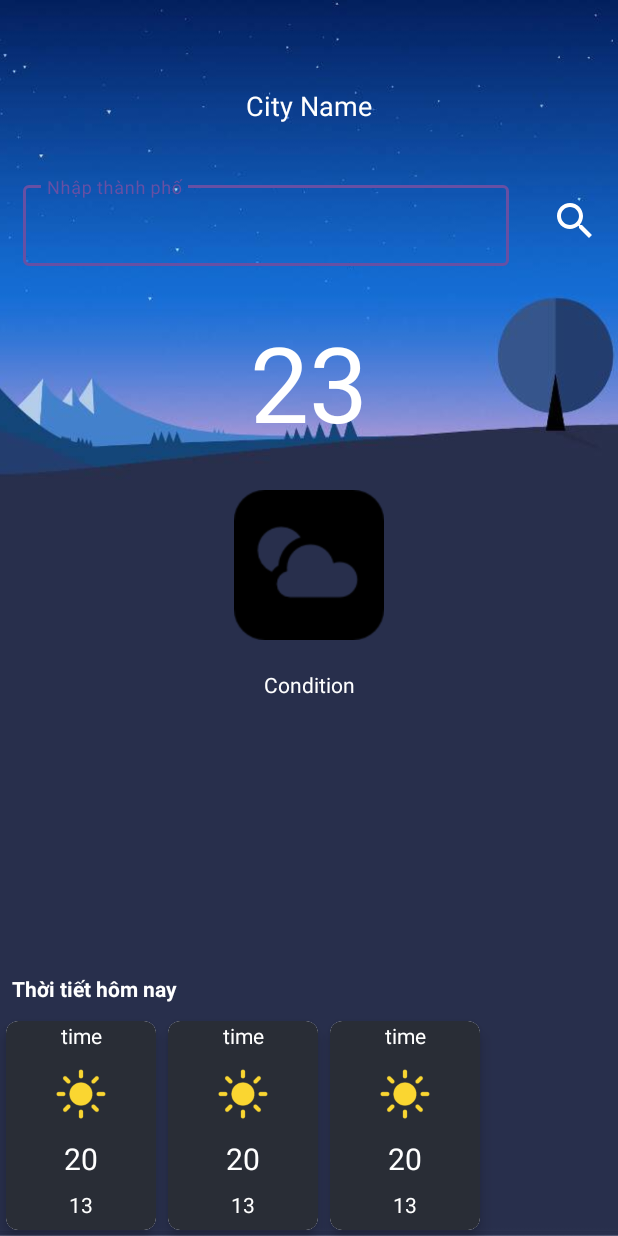
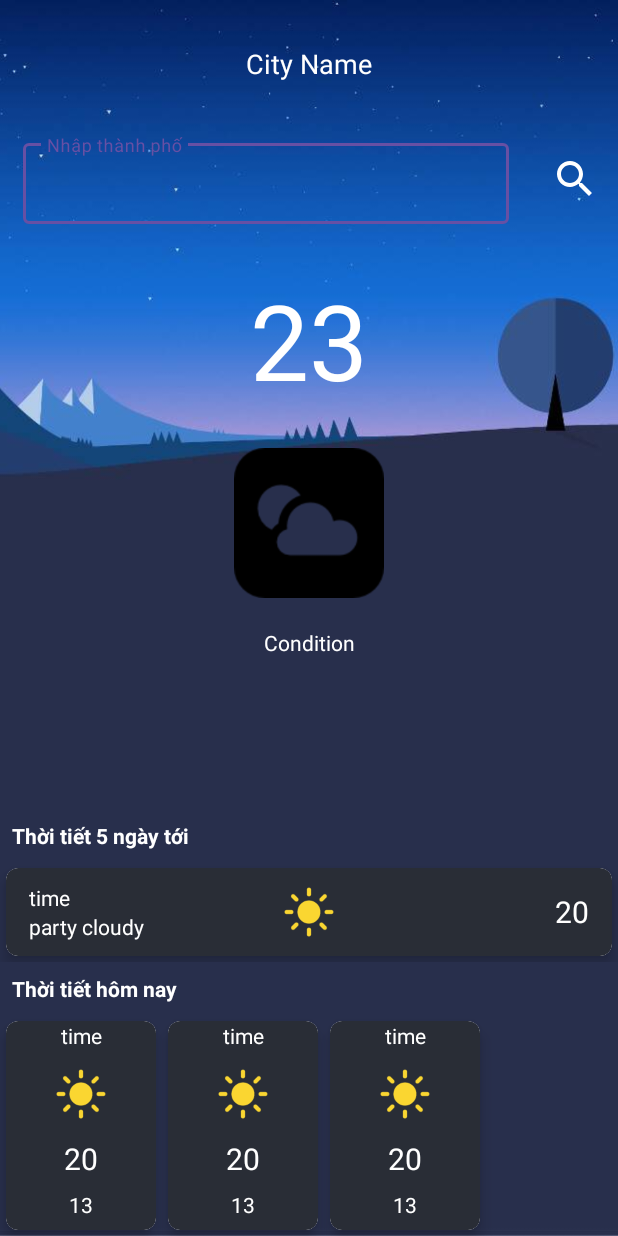
Before and after one commit to snuzj/weatherApp, an Android app: the layout activity_main.xml on its own in the app's theme, with its tools: preview values and no code run, on a phone screen of 412 x 824 dp. Run offline under Robolectric (Android 15) with nearby library versions, the phone set to English and light mode, and no system bars; network calls fail.

Commit message:
update Future Weather

```diff
--- a/app/src/main/java/com/snuzj/weatherapp/WeatherRVModel.java
+++ b/app/src/main/java/com/snuzj/weatherapp/WeatherRVModel.java
@@ -5,6 +5,11 @@ public class WeatherRVModel {
     private String temperature;
     private String icon;
     private String windSpeed;
+
+    public void setWindSpeed(String windSpeed) {
+        this.windSpeed = windSpeed;
+    }
+
 
     public WeatherRVModel(String time, String temperature, String icon, String windSpeed) {
         this.time = time;
--- /dev/null
+++ b/app/src/main/res/drawable/ic_tabs.xml
@@ -0,0 +1,5 @@
+<vector android:height="24dp" android:tint="#000000"
+    android:viewportHeight="24" android:viewportWidth="24"
+    android:width="24dp" xmlns:android="http://schemas.android.com/apk/res/android">
+    <path android:fillColor="@android:color/white" android:pathData="M21,8H3V4h18V8zM21,10H3v4h18V10zM21,16H3v4h18V16z"/>
+</vector>
--- a/app/src/main/res/layout/activity_main.xml
+++ b/app/src/main/res/layout/activity_main.xml
@@ -34,7 +34,7 @@
             android:textAlignment="center"
             android:gravity="center"
             android:textColor="@color/white"
-            android:layout_marginTop="38dp"
+            android:layout_marginTop="10dp"
             android:padding="20dp"
             android:textSize="18sp" />
 
@@ -75,10 +75,9 @@
                 android:layout_weight="0.5"
                 android:layout_margin="10dp"
                 android:background="@android:color/transparent"
-                android:src="@drawable/ic_search"
-                />
+                android:src="@drawable/ic_search" />
+        </LinearLayout>
 
-        </LinearLayout>
 
         <TextView
             android:layout_width="match_parent"
@@ -102,15 +101,18 @@
             android:src="@drawable/icon" />
 
         <TextView
+            android:id="@+id/conditionTv"
             android:layout_width="match_parent"
             android:layout_height="wrap_content"
-            android:id="@+id/conditionTv"
+            android:layout_below="@id/iconIv"
+            android:layout_marginStart="10dp"
+            android:layout_marginTop="10dp"
+            android:layout_marginEnd="10dp"
+            android:layout_marginBottom="10dp"
             android:gravity="center"
-            android:layout_below="@id/iconIv"
+            android:text="Condition"
             android:textAlignment="center"
-            android:textColor="@color/white"
-            android:text="Condition"
-            android:layout_margin="10dp" />
+            android:textColor="@color/white" />
 
         <TextView
             android:id="@+id/todayWeatherTv"
@@ -132,6 +134,26 @@
             app:layoutManager="androidx.recyclerview.widget.LinearLayoutManager"
             tools:listitem="@layout/weather_rv_item"/>
 
+        <TextView
+            android:id="@+id/futureWeatherTv"
+            android:layout_width="match_parent"
+            android:layout_height="wrap_content"
+            android:layout_margin="8dp"
+            android:layout_marginBottom="10dp"
+            android:textColor="@color/white"
+            android:textStyle="bold"
+            android:text="Thời tiết 5 ngày tới"
+            android:layout_above="@id/futureRv"/>
+
+        <androidx.recyclerview.widget.RecyclerView
+            android:layout_width="match_parent"
+            android:layout_height="wrap_content"
+            android:id="@+id/futureRv"
+            android:layout_above="@id/todayWeatherTv"
+            android:orientation="horizontal"
+            app:layoutManager="androidx.recyclerview.widget.LinearLayoutManager"
+            tools:listitem="@layout/future_weather_item"/>
+
 
 
 
--- /dev/null
+++ b/app/src/main/res/layout/future_weather_item.xml
@@ -0,0 +1,65 @@
+<?xml version="1.0" encoding="utf-8"?>
+<androidx.cardview.widget.CardView xmlns:android="http://schemas.android.com/apk/res/android"
+    android:layout_width="match_parent"
+    android:layout_height="wrap_content"
+    xmlns:app="http://schemas.android.com/apk/res-auto"
+    android:layout_gravity="center"
+    android:layout_margin="4dp"
+    app:cardElevation="6dp"
+    app:cardCornerRadius="8dp"
+    android:background="@android:color/transparent">
+
+    <RelativeLayout
+        android:layout_width="match_parent"
+        android:layout_height="wrap_content"
+        android:background="@drawable/card_back">
+
+        <TextView
+            android:layout_marginTop="10dp"
+            android:layout_marginStart="15dp"
+            android:layout_width="match_parent"
+            android:layout_height="wrap_content"
+            android:id="@+id/dateTv"
+            android:text="time"
+            android:textColor="@color/white"
+             />
+
+        <ImageView
+            android:id="@+id/conditionIv"
+            android:layout_width="48dp"
+            android:layout_height="48dp"
+            android:layout_centerHorizontal="true"
+            android:layout_marginStart="5dp"
+            android:layout_marginTop="5dp"
+            android:layout_marginEnd="5dp"
+            android:layout_marginBottom="5dp"
+            android:padding="4dp"
+            android:src="@drawable/ic_clear" />
+
+        <TextView
+            android:layout_width="wrap_content"
+            android:layout_height="wrap_content"
+            android:layout_marginEnd="15dp"
+            android:layout_marginTop="15dp"
+            android:id="@+id/temperatureTv"
+            android:text="20"
+            android:layout_alignParentEnd="true"
+            android:textSize="20sp"
+            android:textColor="@color/white"/>
+
+        <TextView
+            android:id="@+id/conditionTv"
+            android:layout_width="match_parent"
+            android:layout_height="wrap_content"
+            android:layout_below="@id/dateTv"
+            android:layout_marginStart="15dp"
+            android:text="party cloudy"
+            android:textColor="@color/white" />
+
+
+
+
+
+    </RelativeLayout>
+
+</androidx.cardview.widget.CardView>
```
Also changed, not shown: app/src/main/java/com/snuzj/weatherapp/FutureRVAdapter.java (added, +75 -0 lines), app/src/main/java/com/snuzj/weatherapp/FutureRVModel.java (added, +52 -0 lines), app/src/main/java/com/snuzj/weatherapp/MainActivity.java (+67 -10 lines).
